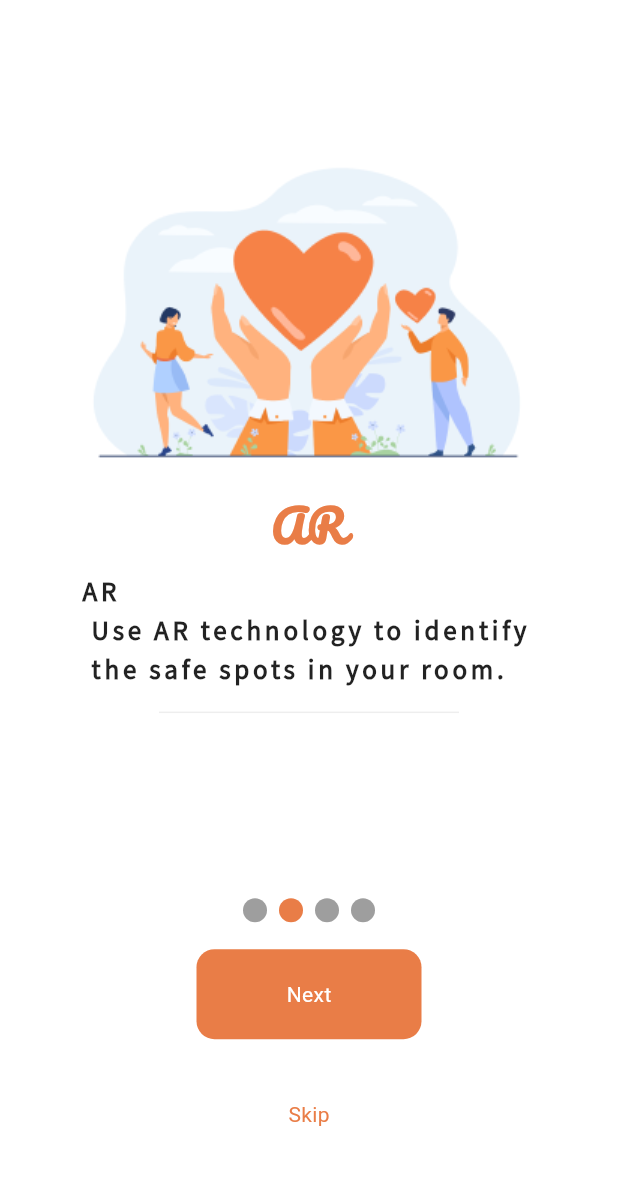
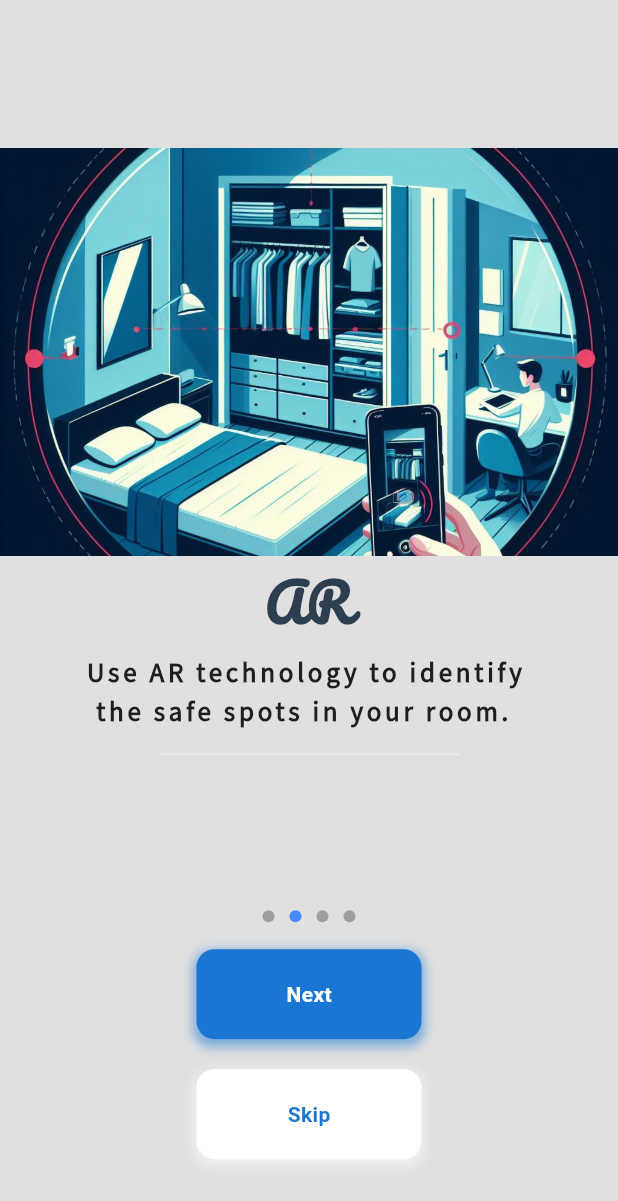
Before and after one commit to ahmetbarisdurak/google_solution_challenge, a Flutter app: the OnBoardingScreen screen opened directly, swiped to page 2, on a phone screen of 412 x 824 dp. Shown: the top 1201 px of the screen. Run offline on Flutter 3.47's test engine with Material 3 defaults, Android fonts, the phone set to English and light mode, and no system bars; drawn by our look-alikes of smooth_page_indicator; our stand-ins replace audioplayers, cloud_firestore, easy_localization, firebase_auth, firebase_core, firebase_storage and 10 more; missing offline and left inert: custom_info_window, google_maps_flutter_android, google_maps_flutter_platform_interface, google_maps_place_picker_mb, workmanager; accounts and stored records are empty.

Commit message:
intropage2 yabıldı

```diff
--- a/lib/main.dart
+++ b/lib/main.dart
@@ -1,3 +1,5 @@
+import 'package:google_solution_challenge/screens/intro_screens/intro_screen_1.dart';
+import 'package:google_solution_challenge/screens/intro_screens/intro_screen_2.dart';
 import 'package:google_solution_challenge/screens/login/auth_login.dart';
 import 'package:google_solution_challenge/screens/login/service/login_service.dart';
 import 'package:google_solution_challenge/translations/codegen_loader.g.dart';
@@ -67,7 +69,7 @@ class MyApp extends StatelessWidget {
                 return const AuthPage();
                 //return const Intro_Wear();
               } else {
-                return const AuthPage();
+                return const IntroScreen1();
               }
             },
           ),
--- a/lib/screens/intro_screens/intro_screen_2.dart
+++ b/lib/screens/intro_screens/intro_screen_2.dart
@@ -9,20 +9,29 @@ class IntroScreen2 extends StatelessWidget {
   Widget build(BuildContext context) {
     var height = MediaQuery.of(context).size.height;
     return Container(
-      color: Colors.white,
+      color: Colors.grey[300],
       child: Padding(
         padding: EdgeInsets.only(top: height * 0.12),
         child: Column(
           mainAxisAlignment: MainAxisAlignment.start,
           children: [
-            const Image(image: AssetImage('assets/images/share.png')),
-            const SizedBox(height: 10.0),
+            Container(
+              height: height * 0.33, // Ekran yüksekliğinin üçte biri kadar yükseklik
+              width: double.infinity, // Genişlik tüm ekranı kaplar
+              decoration: const BoxDecoration(
+                image: DecorationImage(
+                  image: AssetImage('assets/images/AR.jpg'),
+                  fit: BoxFit.cover, // Resmi genişliğe sığacak şekilde boyutlandırır
+                ),
+              ),
+            ),
+            const SizedBox(height: 5.0),
             Text(
               LocaleKeys.openingCards2Title.tr(),
               style: const TextStyle(
                   fontFamily: "Pacifico",
-                  fontSize: 30.0,
-                  color: Color(0xffe97d47),
+                  fontSize: 35.0,
+                  color: Color(0xFF2C3E50), // Mavi RENK
                   fontWeight: FontWeight.bold),
             ),
             const SizedBox(height: 10.0),
--- a/lib/screens/onboardingscreen.dart
+++ b/lib/screens/onboardingscreen.dart
@@ -9,7 +9,7 @@ import 'package:flutter/material.dart';
 import 'package:smooth_page_indicator/smooth_page_indicator.dart';
 
 class OnBoardingScreen extends StatefulWidget {
-  const OnBoardingScreen({super.key});
+  const OnBoardingScreen({Key? key}) : super(key: key);
 
   @override
   State<OnBoardingScreen> createState() => _OnBoardingScreenState();
@@ -23,6 +23,7 @@ class _OnBoardingScreenState extends State<OnBoardingScreen> {
   Widget build(BuildContext context) {
     var height = MediaQuery.of(context).size.height;
     return Scaffold(
+      backgroundColor: Colors.white,
       body: Stack(
         children: [
           PageView(
@@ -32,20 +33,19 @@ class _OnBoardingScreenState extends State<OnBoardingScreen> {
                 onLastPage = (index == 3);
               });
             },
-            children: const [ // Sırayla introları göster
+            children: const [
               IntroScreen1(),
               IntroScreen2(),
               IntroScreen3(),
               IntroScreen4(),
             ],
           ),
-          // dot indicators
-          Container(
-            alignment: const Alignment(0, 0.75),
-            child: Padding(
-              padding: EdgeInsets.only(bottom: height * 0.05),
+          Positioned(
+            bottom: height * 0.05, // 1) Butonların daha aşağıda yer alması için değer ayarlandı
+            left: 0,
+            right: 0,
             child: Column(
-                mainAxisAlignment: MainAxisAlignment.end,
+              mainAxisAlignment: MainAxisAlignment.center,
               children: [
                 Padding(
                   padding: const EdgeInsets.all(8.0),
@@ -53,7 +53,11 @@ class _OnBoardingScreenState extends State<OnBoardingScreen> {
                     controller: _controller,
                     count: 4,
                     effect: const WormEffect(
-                        activeDotColor: Color(0xffe97d47),
+                      activeDotColor: Colors.blueAccent,
+                      dotColor: Colors.grey,
+                      dotHeight: 8,
+                      dotWidth: 8,
+                      spacing: 10,
                     ),
                   ),
                 ),
@@ -68,7 +72,7 @@ class _OnBoardingScreenState extends State<OnBoardingScreen> {
                       ),
                     ),
                     LocaleKeys.OnBoarding_Done.tr(),
-                      const Color(0xffe97d47),
+                    Colors.blue.shade700, // 2) Buton rengi değiştirildi
                     Colors.white,
                   ),
                 )
@@ -80,7 +84,7 @@ class _OnBoardingScreenState extends State<OnBoardingScreen> {
                       curve: Curves.ease,
                     ),
                     LocaleKeys.OnBoarding_Next.tr(),
-                      const Color(0xffe97d47),
+                    Colors.blue.shade700, // 2) Buton rengi değiştirildi
                     Colors.white,
                   ),
                 ),
@@ -97,11 +101,10 @@ class _OnBoardingScreenState extends State<OnBoardingScreen> {
                     ),
                     LocaleKeys.OnBoarding_Skip.tr(),
                     Colors.white,
-                      onLastPage ? Colors.white : const Color(0xffe97d47),
+                    onLastPage ? Colors.white : Colors.blue.shade700, // 2) Buton rengi değiştirildi
                   ),
                 )
               ],
-              ),
             ),
           ),
         ],
@@ -109,26 +112,31 @@ class _OnBoardingScreenState extends State<OnBoardingScreen> {
     );
   }
 
-  Padding buildButton(
+  Widget buildButton(
       Function() onTap, String text, Color buttonColor, Color textColor) {
-    return Padding(
-      padding: const EdgeInsets.symmetric(
-        horizontal: 25.0,
-      ),
-      child: GestureDetector(
-        behavior: HitTestBehavior.translucent,
+    return GestureDetector(
       onTap: onTap,
       child: Container(
         width: 150.0,
         padding: const EdgeInsets.all(20.0),
         decoration: BoxDecoration(
-              color: buttonColor, borderRadius: BorderRadius.circular(12.0)),
+          color: buttonColor,
+          borderRadius: BorderRadius.circular(12.0),
+          boxShadow: [
+            BoxShadow(
+              color: buttonColor.withOpacity(0.5),
+              spreadRadius: 2,
+              blurRadius: 5,
+              offset: const Offset(0, 3),
+            ),
+          ],
+        ),
         child: Center(
           child: Text(
             text,
             style: TextStyle(
               color: textColor,
-              ),
+              fontWeight: FontWeight.bold,
             ),
           ),
         ),
--- a/lib/screens/profile/profile_screen.dart
+++ b/lib/screens/profile/profile_screen.dart
@@ -90,7 +90,7 @@ class _ProfileScreenState extends State<ProfileScreen> {
       appBar: AppBar(
         title: Center(
           child: Text(
-            LocaleKeys.Profile_profileScreen_MyProfile.tr(),
+            LocaleKeys.profileScreenMyProfile.tr(),
             style: TextStyle(
               color: Colors.grey.shade800,
               fontFamily: "Raleway",
```
Also changed, not shown: assets/images/AR.jpg (added), lib/translations/codegen_loader.g.dart. Lines whose indentation alone changed are shown as unchanged.
